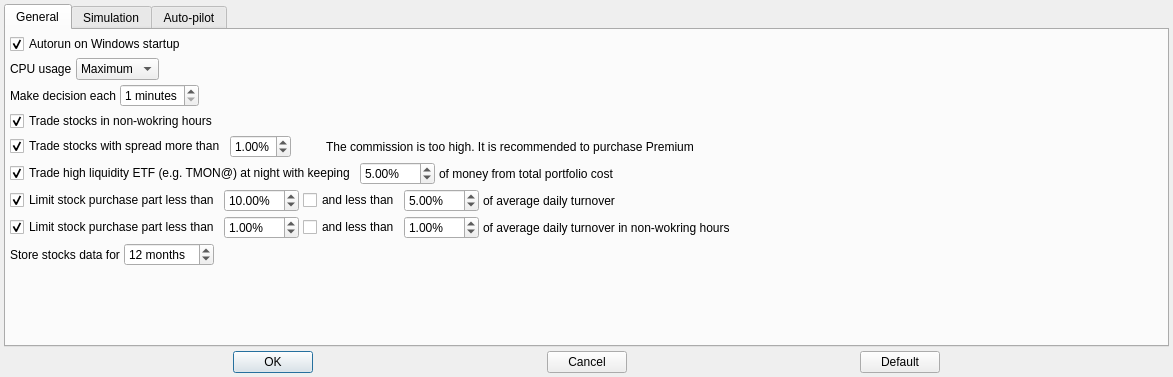
Old version of the form app/src/dialogs/settingsdialog/settingsdialog.ui in the repository Gris87/TInvestor.
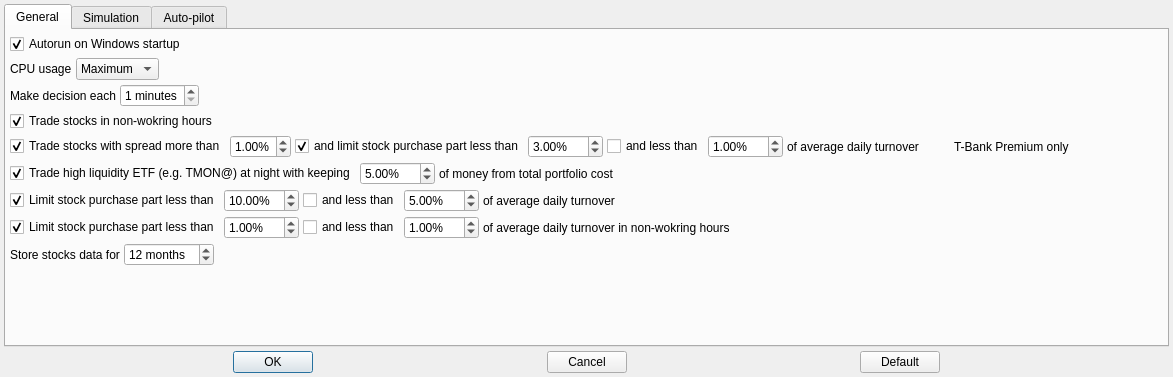
New version of the form. Icons and pictures are not drawn.

Commit message: Add limits for huge spread trading

Patch:
```diff
--- a/app/src/dialogs/settingsdialog/settingsdialog.ui
+++ b/app/src/dialogs/settingsdialog/settingsdialog.ui
@@ -204,6 +204,24 @@
           </widget>
          </item>
          <item>
+          <widget class="QWidget" name="hugeSpreadWidget" native="true">
+           <layout class="QHBoxLayout" name="horizontalLayout_12">
+            <property name="spacing">
+             <number>4</number>
+            </property>
+            <property name="leftMargin">
+             <number>0</number>
+            </property>
+            <property name="topMargin">
+             <number>0</number>
+            </property>
+            <property name="rightMargin">
+             <number>0</number>
+            </property>
+            <property name="bottomMargin">
+             <number>0</number>
+            </property>
+            <item>
           <widget class="QDoubleSpinBox" name="hugeSpreadDoubleSpinBox">
            <property name="suffix">
             <string notr="true">%</string>
@@ -223,6 +241,86 @@
           </widget>
          </item>
          <item>
+             <widget class="QCheckBox" name="hugeSpreadLimitStockPurchaseCheckBox">
+              <property name="text">
+               <string>and limit stock purchase part less than</string>
+              </property>
+              <property name="checked">
+               <bool>true</bool>
+              </property>
+             </widget>
+            </item>
+            <item>
+             <widget class="QWidget" name="hugeSpreadLimitByTurnoverWidget" native="true">
+              <layout class="QHBoxLayout" name="horizontalLayout_14">
+               <property name="spacing">
+                <number>4</number>
+               </property>
+               <property name="leftMargin">
+                <number>0</number>
+               </property>
+               <property name="topMargin">
+                <number>0</number>
+               </property>
+               <property name="rightMargin">
+                <number>0</number>
+               </property>
+               <property name="bottomMargin">
+                <number>0</number>
+               </property>
+               <item>
+                <widget class="QDoubleSpinBox" name="hugeSpreadLimitStockPurchasePartDoubleSpinBox">
+                 <property name="suffix">
+                  <string notr="true">%</string>
+                 </property>
+                 <property name="maximum">
+                  <double>100.000000000000000</double>
+                 </property>
+                 <property name="singleStep">
+                  <double>0.100000000000000</double>
+                 </property>
+                 <property name="value">
+                  <double>3.000000000000000</double>
+                 </property>
+                </widget>
+               </item>
+               <item>
+                <widget class="QCheckBox" name="hugeSpreadLimitByTurnoverCheckBox">
+                 <property name="text">
+                  <string>and less than</string>
+                 </property>
+                </widget>
+               </item>
+               <item>
+                <widget class="QDoubleSpinBox" name="hugeSpreadLimitByTurnoverPercentDoubleSpinBox">
+                 <property name="suffix">
+                  <string notr="true">%</string>
+                 </property>
+                 <property name="maximum">
+                  <double>100.000000000000000</double>
+                 </property>
+                 <property name="singleStep">
+                  <double>0.100000000000000</double>
+                 </property>
+                 <property name="value">
+                  <double>1.000000000000000</double>
+                 </property>
+                </widget>
+               </item>
+               <item>
+                <widget class="QLabel" name="label_8">
+                 <property name="text">
+                  <string>of average daily turnover</string>
+                 </property>
+                </widget>
+               </item>
+              </layout>
+             </widget>
+            </item>
+           </layout>
+          </widget>
+         </item>
+         <item>
           <widget class="QWidget" name="tradeHugeSpreadCommissionWidget" native="true">
            <layout class="QHBoxLayout" name="horizontalLayout_11">
             <property name="spacing">
@@ -256,7 +354,7 @@
             <item>
              <widget class="QLabel" name="label_6">
               <property name="text">
-               <string>The commission is too high. It is recommended to purchase Premium</string>
+               <string>T-Bank Premium only</string>
               </property>
              </widget>
             </item>
```
Lines whose indentation alone changed are shown as unchanged. The commit also changes 13 other files.
